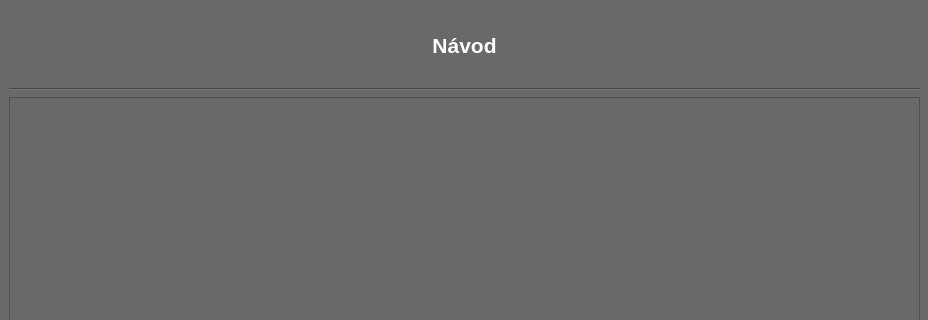
This is robotGUI/documentdialog.ui in Samwise101/robotHMI as Qt 5 draws it before an edit; both pictures show x 0 to 928 and y 0 to 320 of the 928 by 881 pixel window. The edited form follows.
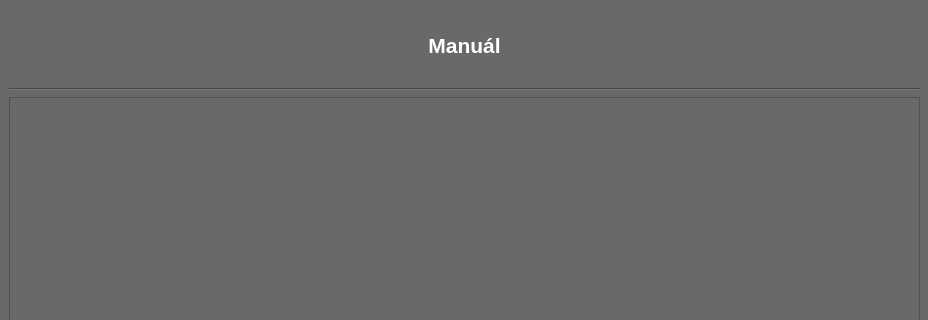
This is the edited form. Icons and pictures are not drawn.

Commit message: Dorobený manuál

What changed in the file:
```diff
--- a/robotGUI/documentdialog.ui
+++ b/robotGUI/documentdialog.ui
@@ -50,7 +50,7 @@
 font: 700 16pt &quot;Segoe UI&quot;;</string>
       </property>
       <property name="text">
-       <string>Návod</string>
+       <string>Manuál</string>
       </property>
       <property name="alignment">
        <set>Qt::AlignCenter</set>
```
The commit also changes 20 other files.
